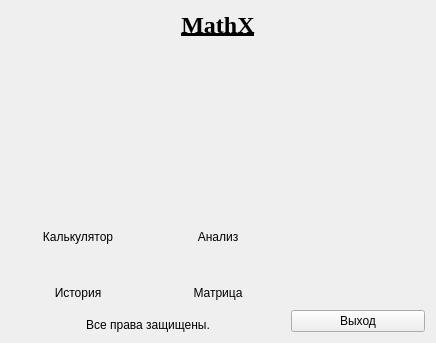
Before: the Qt Designer form one.ui in Kanst/MathXv, drawn with Qt 5.
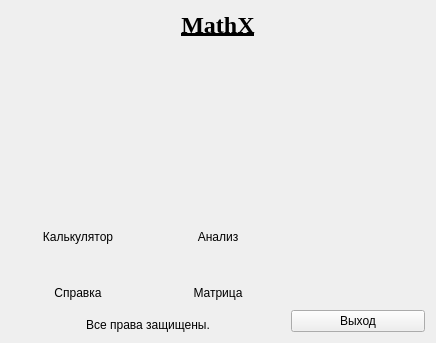
After: the same form once the commit is applied. Icons and pictures are not drawn.

Patch:
```diff
--- a/one.ui
+++ b/one.ui
@@ -195,7 +195,7 @@
           <cursorShape>PointingHandCursor</cursorShape>
          </property>
          <property name="text">
-          <string>История</string>
+          <string>Справка</string>
          </property>
          <property name="flat">
           <bool>true</bool>
```
Left out of the diff: 2 changed lines with no effect on the pictures.
